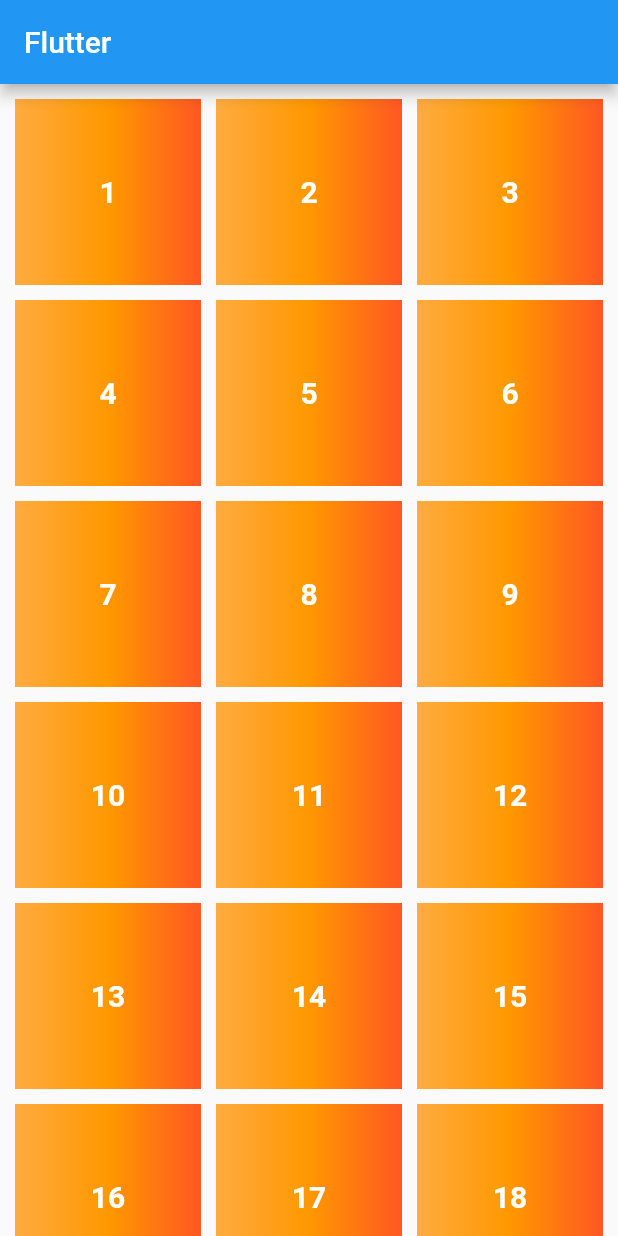
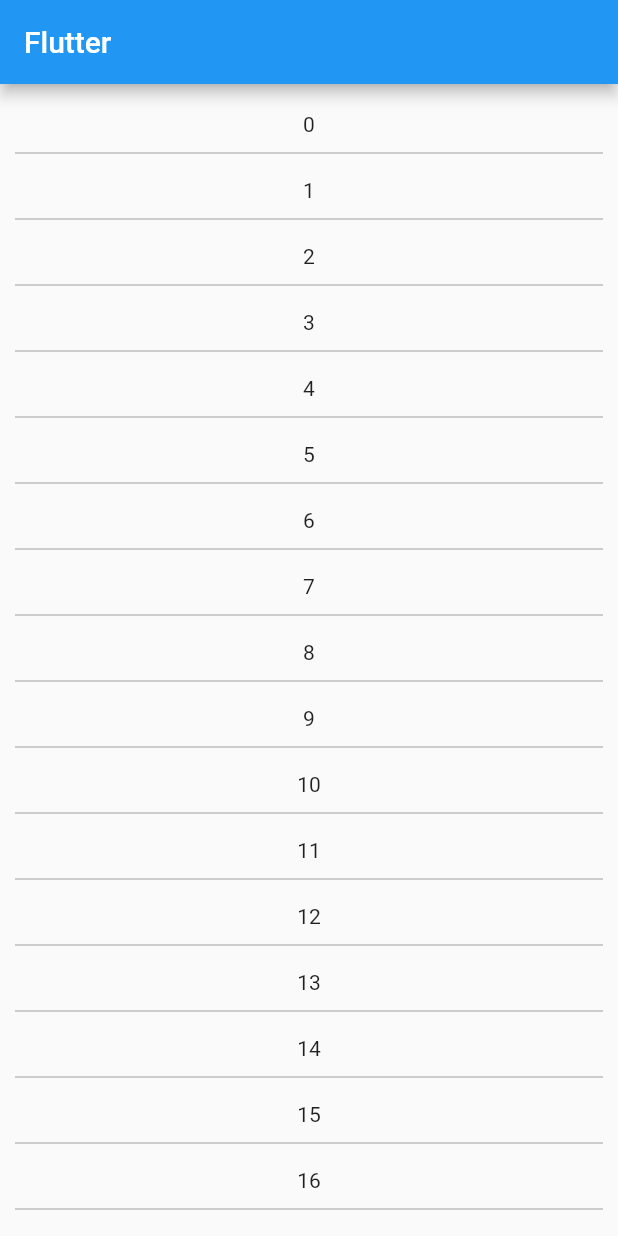
Before and after one commit to yuzhiqiang1993/Flutter_Sample, a Flutter app: the screen it shows after launch, on a phone screen of 412 x 824 dp. Run offline on Flutter 3.47's test engine with Material 2 defaults, Android fonts, the phone set to English and light mode, and no system bars.

Commit message:
完善gridView和ListView示例代码

```diff
--- a/flutter_sample/lib/main.dart
+++ b/flutter_sample/lib/main.dart
@@ -27,7 +27,7 @@ class MyApp extends StatelessWidget {
         appBar: AppBar(
           title: Text("Flutter"),
         ),
-        body: GridViewWidget(),
+        body: ListViewBuilder(),
       ),
     );
   }
--- a/flutter_sample/lib/widget/multilayout/gridview.dart
+++ b/flutter_sample/lib/widget/multilayout/gridview.dart
@@ -1,87 +1,52 @@
 import 'package:flutter/material.dart';
-import 'package:flutter/src/rendering/sliver.dart';
-import 'package:flutter/src/rendering/sliver_grid.dart';
 
 /*
 *
 * 网格布局
 * */
-class GridViewWidget extends StatelessWidget {
+class GridViewWidget extends StatefulWidget {
   @override
-  Widget build(BuildContext context) {
-    return GridViewCount();
+  State<StatefulWidget> createState() {
+
+    return _GridViewVBuilder();
   }
 }
 
-class GridViewNormal extends StatelessWidget {
-  @override
-  Widget build(BuildContext context) {
-    return GridView(
-      gridDelegate: GridDelegate(),
-      children: List.generate(
-        20,
-        (index) {
-          return Box(index + 1);
-        },
-      ),
-    );
-  }
-}
-
-class GridDelegate extends SliverGridDelegate {
-  @override
-  SliverGridLayout getLayout(SliverConstraints constraints) {
-    return null;
-  }
-
-  @override
-  bool shouldRelayout(SliverGridDelegate oldDelegate) {
-    // TODO: implement shouldRelayout
-    return null;
-  }
-}
-
-class GridViewCount extends StatelessWidget {
-  @override
-  Widget build(BuildContext context) {
-    return GridView.count(
-      padding: EdgeInsets.all(10),
-      crossAxisSpacing: 10,
-      crossAxisCount: 3,
-      mainAxisSpacing: 10,
-      children: List.generate(
-        20,
-        (index) {
-          return Box(index + 1);
-        },
-      ),
-    );
-  }
-}
-
-class Box extends StatelessWidget {
-  var index;
-
-  Box(var index) {
-    this.index = index;
-  }
+class _GridViewVBuilder extends State<GridViewWidget> {
+  List<int> indexs = List.generate(100, (index) {
+    return index;
+  });
 
   @override
   Widget build(BuildContext context) {
-    return Container(
-      alignment: Alignment.center,
-      decoration: BoxDecoration(
-        gradient: LinearGradient(
-            colors: [Colors.orangeAccent, Colors.orange, Colors.deepOrange]),
-      ),
-      child: Text(
-        index.toString(),
-        style: TextStyle(
-          color: Colors.white,
-          fontSize: 20,
-          fontWeight: FontWeight.bold,
-        ),
-      ),
+    return GridView.builder(
+      gridDelegate:
+          SliverGridDelegateWithFixedCrossAxisCount(crossAxisCount: 5),
+      itemCount: indexs.length,
+      itemBuilder: (context, index) {
+        /*当数据加载完毕时 追加数据*/
+        if (index == indexs.length - 1) {
+          _addIndex();
+        }
+
+        return Text(
+          "$index",
+          textAlign: TextAlign.center,
+          style: TextStyle(
+            color: Colors.red,
+            fontSize: 20,
+          ),
+        );
+      },
     );
   }
+
+  void _addIndex() {
+    /*这里要延时加载  否则会抱The widget on which setState() or markNeedsBuild() was called was:错误*/
+    Future.delayed(Duration(milliseconds: 200)).then((e) {
+      setState(() {
+        indexs.add(indexs.length + 1);
+      });
+    });
+  }
 }
--- a/flutter_sample/lib/widget/multilayout/listview.dart
+++ b/flutter_sample/lib/widget/multilayout/listview.dart
@@ -7,33 +7,91 @@ import 'package:flutter/material.dart';
 class ListViewWidget extends StatelessWidget {
   @override
   Widget build(BuildContext context) {
-    return ListBuilder();
-  }
-}
-
-class NormalList extends StatelessWidget {
-  @override
-  Widget build(BuildContext context) {
     return ListView(
-      shrinkWrap: true,
-      padding: const EdgeInsets.all(20.0),
-      children: <Widget>[
-        ListBody(
-
-
-        )
-
-      ],
+      scrollDirection: Axis.horizontal,
+      itemExtent: 60,
+      children: List.generate(50, (index) {
+        return Container(
+          alignment: Alignment.center,
+          decoration: BoxDecoration(
+            border: Border.all(color: Colors.red),
+          ),
+          child: Text("item${index}"),
+        );
+      }),
     );
   }
 }
 
-class ListBuilder extends StatelessWidget {
+class ListViewBuilder extends StatefulWidget {
+  @override
+  State<StatefulWidget> createState() {
+    return _ListViewBuilder();
+  }
+}
+
+class _ListViewBuilder extends State<ListViewBuilder> {
+  /*初始项为50个*/
+  List<int> indexs = List.generate(50, (index) {
+    return index;
+  });
+
   @override
   Widget build(BuildContext context) {
-    return ListView.builder(itemBuilder: (BuildContext context, int index) {
-      return Text("Item$index");
-    },
-    semanticChildCount: 20,);
+    /*灰色分割线*/
+    var divider = Divider(
+      color: Colors.grey,
+    );
+
+    return ListView.separated(
+        padding: EdgeInsets.all(10),
+        itemCount: indexs.length+1,
+        separatorBuilder: (context, index) {
+          return divider;
+        },
+        itemBuilder: (context, index) {
+          /*加载到底部时且集合数量小于100的话，获取更多数据*/
+          if (index == indexs.length) {
+            if (indexs.length < 100) {
+              _getMoreData(index);
+
+              /*加载框*/
+              return Container(
+                alignment: Alignment.center,
+                child: SizedBox(
+                  width: 20,
+                  height: 20,
+                  child: CircularProgressIndicator(
+                    strokeWidth: 1,
+                  ),
+                ),
+              );
+            } else {
+              return Container(
+                alignment: Alignment.center,
+                child: Text("加载完毕"),
+              );
+            }
+          }
+
+          return Text(
+            "${index}",
+            textAlign: TextAlign.center,
+            style: TextStyle(
+              height: 2,
+            ),
+          );
+        });
+  }
+
+  void _getMoreData(int index) {
+    Future.delayed(Duration(milliseconds: 300)).then((e) {
+      setState(() {
+        /*往集合里添加10条数据*/
+        indexs.addAll(List.generate(10, (i) {
+          return index + i;
+        }));
+      });
+    });
   }
 }
```
